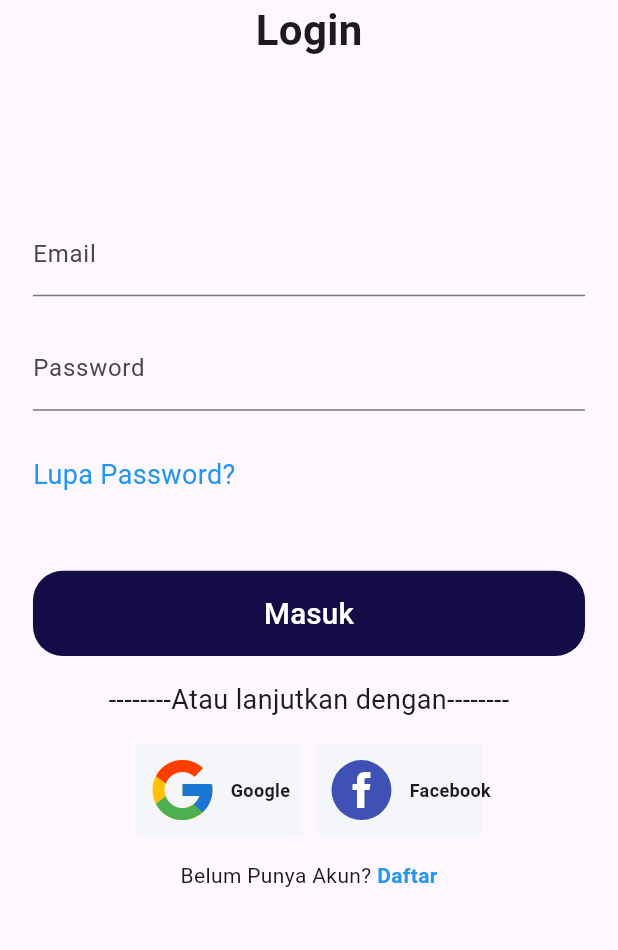
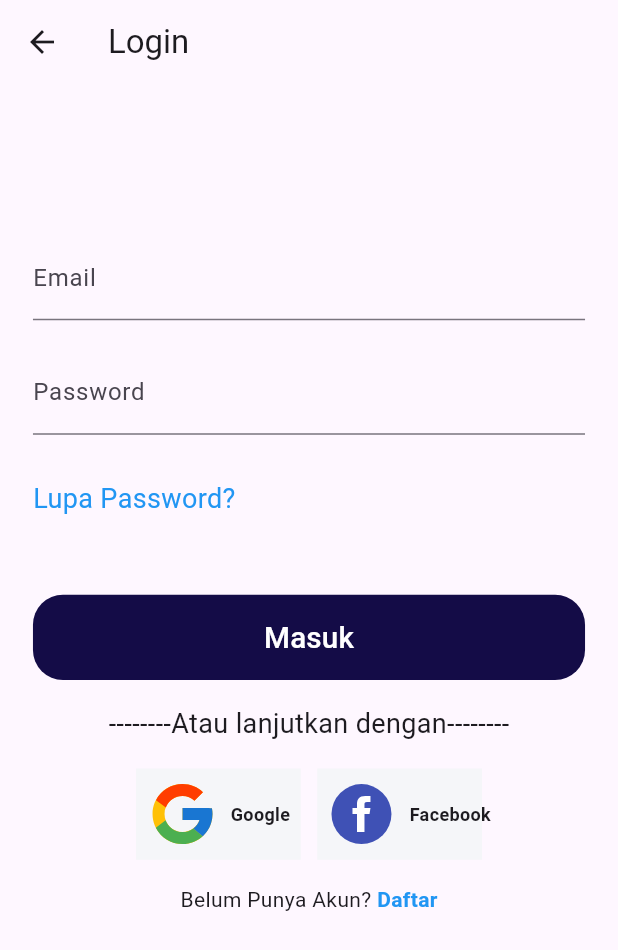
Before and after one commit to Dams168/Wtravel, a Flutter app: the LoginScreen screen opened directly, on a phone screen of 412 x 824 dp. Shown: the top 950 px of the screen. Run offline on Flutter 3.47's test engine with Material 3 defaults, Android fonts, the phone set to English and light mode, and no system bars; our stand-ins replace animated_splash_screen, flutter_svg, image_picker.

Commit message:
fix login page

```diff
--- a/wtravel_app/lib/main.dart
+++ b/wtravel_app/lib/main.dart
@@ -1,5 +1,5 @@
 import 'package:flutter/material.dart';
-import 'package:wtravel_app/screens/home_screen.dart';
+import 'package:wtravel_app/screens/splash_screen.dart';
 
 void main() {
   runApp(const MyApp());
@@ -12,7 +12,7 @@ class MyApp extends StatelessWidget {
     return MaterialApp(
       title: 'WTravel',
       theme: ThemeData(),
-      home: const HomeScreen(),
+      home: const SplashScreen(),
     );
   }
 }
--- a/wtravel_app/lib/screens/login_screen.dart
+++ b/wtravel_app/lib/screens/login_screen.dart
@@ -11,6 +11,9 @@ class LoginScreen extends StatelessWidget {
   @override
   Widget build(BuildContext context) {
     return Scaffold(
+      appBar: AppBar(
+        title: const Text("Login"),
+      ),
       body: SafeArea(
         child: Padding(
           padding:
@@ -31,13 +34,6 @@ class LoginForm extends StatelessWidget {
       child: Column(
         mainAxisAlignment: MainAxisAlignment.center,
         children: [
-          const Text(
-            "Login",
-            style: TextStyle(
-              fontSize: 28,
-              fontWeight: FontWeight.bold,
-            ),
-          ),
           SizedBox(height: getProportionateScreenHeight(100)),
           TextFormField(
             decoration: const InputDecoration(
@@ -69,10 +65,12 @@ class LoginForm extends StatelessWidget {
           DefaultButton(
             text: "Masuk",
             press: () {
-              Navigator.pushReplacement(
+              Navigator.pushAndRemoveUntil(
                 context,
                 MaterialPageRoute(
-                    builder: (context) => const DashboardScreen()),
+                  builder: (context) => const DashboardScreen(),
+                ),
+                (route) => false,
               );
             },
           ),
@@ -120,7 +118,6 @@ class LoginForm extends StatelessWidget {
               ),
             ],
           ),
-          SizedBox(height: SizeConfig.screenHeight * 0.08),
         ],
       ),
     );
```
